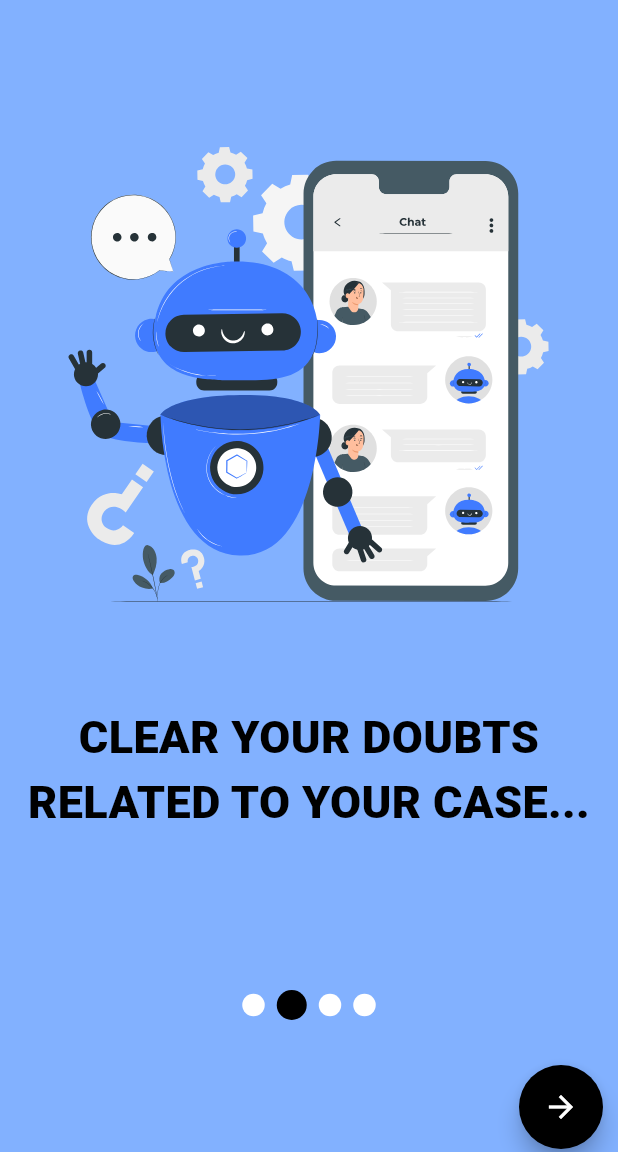
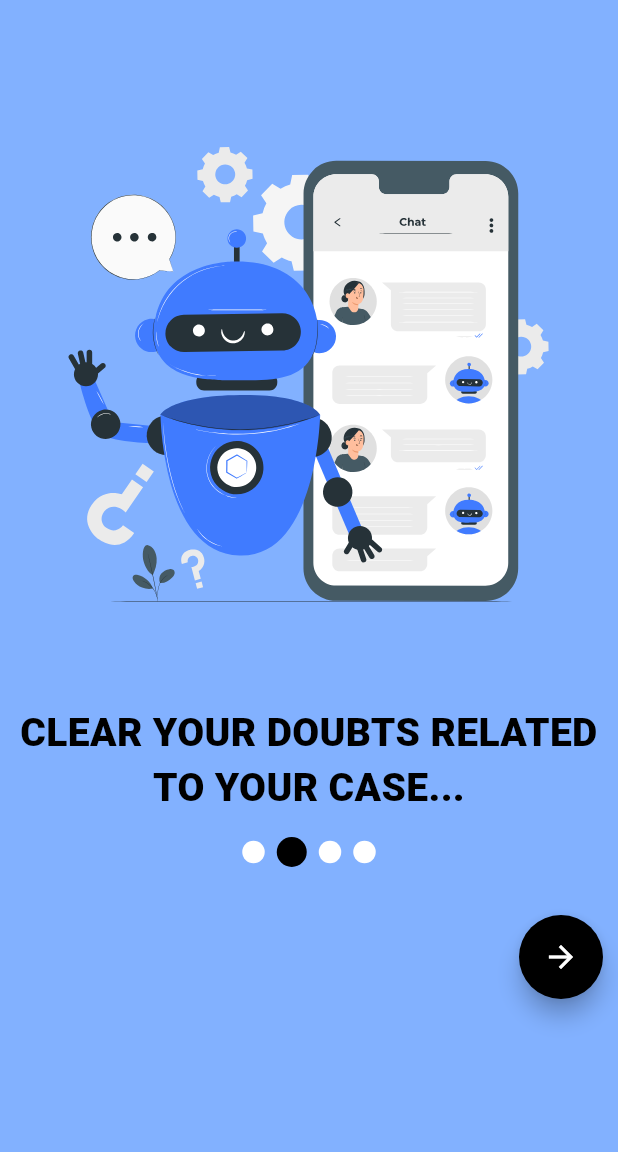
Before and after one commit to Veritas-app/veritas_app, a Flutter app: the clfeat screen opened by its route, swiped to page 2, on a phone screen of 412 x 824 dp, the part 84-1236 px from its top. Run offline on Flutter 3.47's test engine with Material 3 defaults, Android fonts, the phone set to English and light mode, and no system bars; our stand-ins replace cloud_firestore, firebase_auth, firebase_core, flutter_svg; accounts and stored records are empty; project files that could hold a hidden picture were left out.

```diff
--- a/lib/pages/client/clientfeature.dart
+++ b/lib/pages/client/clientfeature.dart
@@ -37,7 +37,7 @@ class _clfeatState extends State<clfeat> {
           children: [
             Func.veritastext(),
             SizedBox(
-              height: 700,
+              height: 600,
               width: double.infinity,
               child: PageView.builder(
                 controller: _pageController,
@@ -67,11 +67,11 @@ class _clfeatState extends State<clfeat> {
                         style: TextStyle(
                           fontWeight: FontWeight.w800,
                           color: Colors.black,
-                          fontSize: 30,
+                          fontSize: 26,
                         ),
                       ),
                       SizedBox(
-                        height: 100,
+                        height: 10,
                       ),
                       Row(
                         mainAxisAlignment: MainAxisAlignment.center,
```
